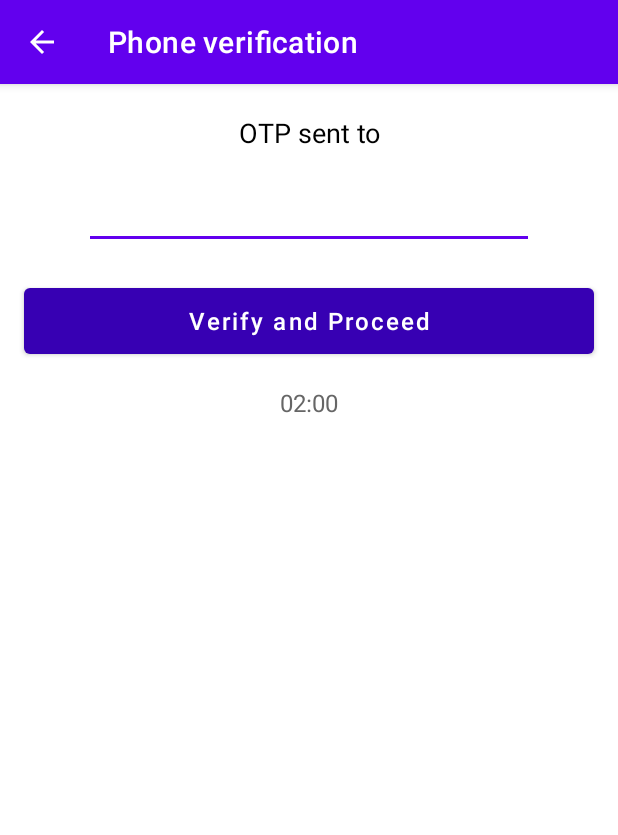
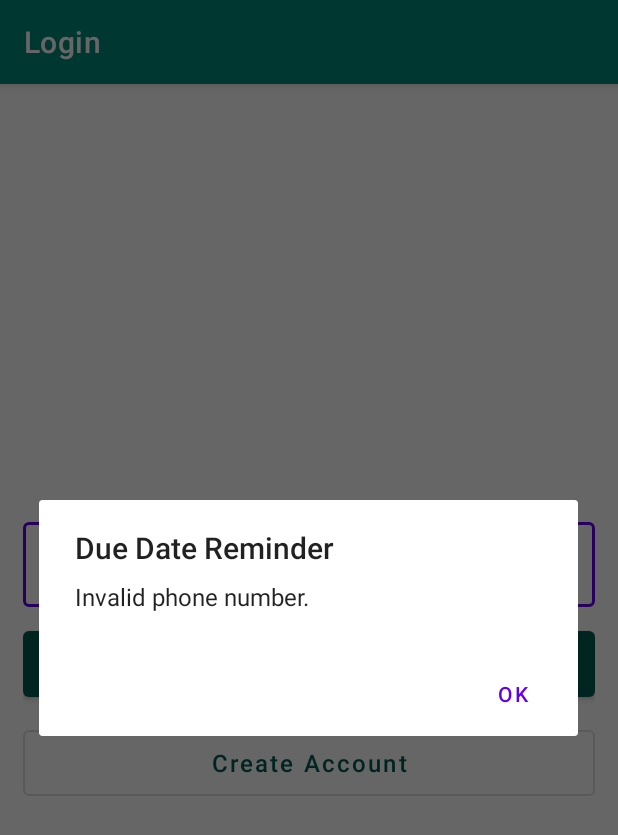
Before and after one commit to KateUmesh/DueDateReminder, an Android app: the screen it shows after launch (OtpVerificationActivity before the commit, LoginActivity after it), after a tap on "Login", on a phone screen of 412 x 824 dp. Shown: the top 835 px of the screen. Run offline under Robolectric (Android 15) with nearby library versions, the light colour scheme and no system bars.

Commit message:
HomeActivity.kt created

```diff
--- /dev/null
+++ b/app/src/main/java/com/duedatereminder/application/ApplicationContext.kt
@@ -0,0 +1,16 @@
+package com.duedatereminder.application
+
+import android.app.Application
+import android.content.Context
+
+class ApplicationContext:Application() {
+
+    companion object{
+        lateinit var context: Context
+    }
+
+    override fun onCreate() {
+        super.onCreate()
+        context=this
+    }
+}
--- a/app/src/main/java/com/duedatereminder/utils/ContextExtension.kt
+++ b/app/src/main/java/com/duedatereminder/utils/ContextExtension.kt
@@ -1,9 +1,15 @@
 package com.duedatereminder.utils
 
+import android.app.Activity
+import android.content.Context
+import android.content.Intent
 import android.view.View
+import androidx.appcompat.app.AlertDialog
 import androidx.appcompat.app.AppCompatActivity
 import androidx.appcompat.widget.Toolbar
 import com.duedatereminder.R
+import com.duedatereminder.view.activities.HomeActivity
+import com.duedatereminder.view.activities.OtpVerificationActivity
 
 class ContextExtension {
 
@@ -19,5 +25,32 @@ class ContextExtension {
             toolbar.setNavigationOnClickListener { this.onBackPressed() }
 
         }
+
+        fun showOkDialog(message: String,context: Context) {
+            val builder =
+                AlertDialog.Builder(context)
+            builder.setTitle(context.getString(R.string.app_name) as CharSequence)
+            builder.setMessage(message)
+            builder.setPositiveButton(
+                R.string.Ok
+            ) { _, _ -> }
+            builder.show()
+        }
+
+        fun callHomeActivity(activity: Activity){
+            val intent = Intent(activity, HomeActivity::class.java)
+            intent.flags = Intent.FLAG_ACTIVITY_NEW_TASK or Intent.FLAG_ACTIVITY_CLEAR_TOP or Intent.FLAG_ACTIVITY_CLEAR_TASK
+            activity.startActivity(intent)
+            activity.finish()
+        }
+
+        fun callOtpVerificationActivity(activity: Activity,mobileNumber:String){
+            val intent = Intent(activity, OtpVerificationActivity::class.java)
+            intent.flags = Intent.FLAG_ACTIVITY_NEW_TASK or Intent.FLAG_ACTIVITY_CLEAR_TOP
+            intent.putExtra(Constant.MOBILE_NUMBER,mobileNumber)
+            activity.startActivity(intent)
+
+        }
+
     }
 }
--- a/app/src/main/java/com/duedatereminder/view/activities/LoginActivity.kt
+++ b/app/src/main/java/com/duedatereminder/view/activities/LoginActivity.kt
@@ -1,10 +1,12 @@
 package com.duedatereminder.view.activities
 
 import android.content.Intent
-import androidx.appcompat.app.AppCompatActivity
 import android.os.Bundle
 import android.widget.Button
+import androidx.appcompat.app.AppCompatActivity
 import com.duedatereminder.R
+import com.duedatereminder.utils.ContextExtension.Companion.callOtpVerificationActivity
+import com.duedatereminder.utils.ContextExtension.Companion.showOkDialog
 import com.duedatereminder.utils.ContextExtension.Companion.toolbar
 import com.google.android.material.textfield.TextInputEditText
 
@@ -24,9 +26,11 @@ class LoginActivity : AppCompatActivity() {
 
         /*Button Login Click*/
         btnLogin.setOnClickListener {
-            val intent = Intent(this, OtpVerificationActivity::class.java)
-            intent.flags = Intent.FLAG_ACTIVITY_NEW_TASK or Intent.FLAG_ACTIVITY_CLEAR_TOP
-            startActivity(intent)
+            if(tietMobileNumber.text.toString().length==10) {
+                callOtpVerificationActivity(this,tietMobileNumber.text.toString())
+            }else{
+                showOkDialog(getString(R.string.invalid_number),this)
+            }
         }
 
         /*Button Create Account click*/
--- a/app/src/main/res/values/colors.xml
+++ b/app/src/main/res/values/colors.xml
@@ -9,7 +9,7 @@
     <color name="white">#FFFFFFFF</color>
     <color name="grey_60">#666666</color>
 
-    <color name="colorPrimary">#FF6200EE</color>
-    <color name="colorPrimaryDark">#FF3700B3</color>
+    <color name="colorPrimary">#00897b</color>
+    <color name="colorPrimaryDark">#005b4f</color>
 
 </resources>
--- a/app/src/main/res/values/strings.xml
+++ b/app/src/main/res/values/strings.xml
@@ -4,6 +4,7 @@
     //Login
     <string name="mobileNumber">Mobile Number</string>
     <string name="login">Login</string>
+    <string name="invalid_number">Invalid phone number.</string>
 
     //Create Account
     <string name="createAccount">Create Account</string>
@@ -18,9 +19,17 @@
     <string name="sentOTPto">OTP sent to</string>
     <string name="verify_proceed">Verify and Proceed</string>
     <string name="phone_verification">Phone verification</string>
+    <string name="invalid_code">Invalid code</string>
+    <string name="resend_code">Resend Code</string>
 
     //Edit Account
     <string name="editAccount">Edit Account</string>
     <string name="saveChanges">Save Changes</string>
 
+    //Home
+    <string name="home">Home</string>
+
+    //
+    <string name="Ok">Ok</string>
+
 </resources>
```
Also changed, not shown: app/src/main/AndroidManifest.xml (+8 -4 lines), app/src/main/java/com/duedatereminder/utils/Constant.kt (added, +9 -0 lines), app/src/main/java/com/duedatereminder/utils/LocalSharedPreference.kt (added, +42 -0 lines), app/src/main/java/com/duedatereminder/view/activities/HomeActivity.kt (added, +15 -0 lines), app/src/main/java/com/duedatereminder/view/activities/OtpVerificationActivity.kt (+47 -1 lines), app/src/main/res/layout/activity_home.xml (added, +24 -0 lines).
